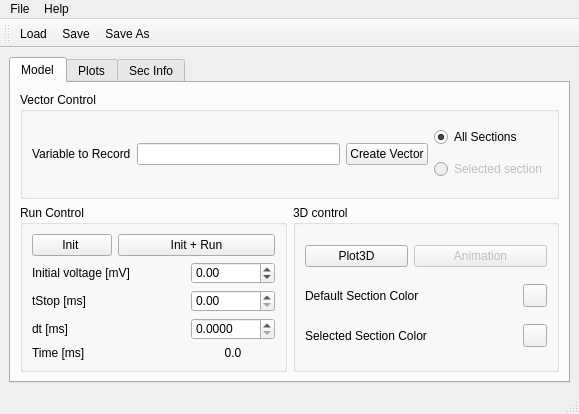
Above: neuronvisio/neuronvisio.ui from mattions/neuronvisio before the change. Below: the same form after it.
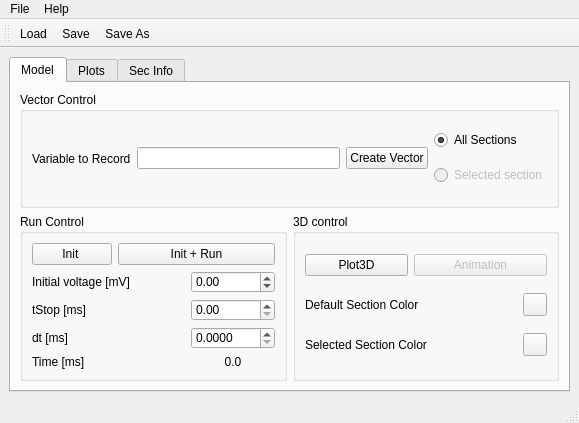
That is the form after the change. Icons and pictures are not drawn. Custom widgets are drawn as their Qt base class.

What changed in the file:
```diff
--- a/neuronvisio/neuronvisio.ui
+++ b/neuronvisio/neuronvisio.ui
@@ -7,7 +7,7 @@
     <x>0</x>
     <y>0</y>
     <width>579</width>
-    <height>414</height>
+    <height>423</height>
    </rect>
   </property>
   <property name="windowTitle">
```
Left out of the diff: 3 changed lines with no effect on the pictures.
